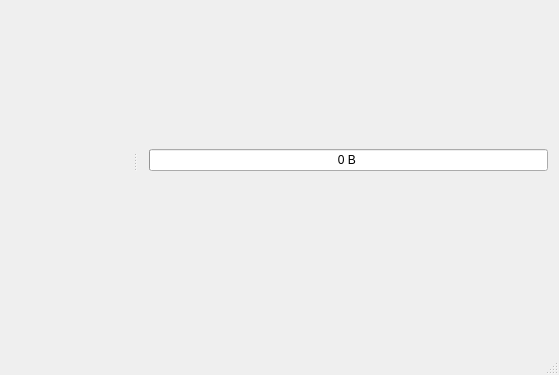
Old version of the form mainwindow.ui in the repository mishkoLitvin/ADC_Reader; both pictures show x 118 to 677 and y 132 to 507 of the 677 by 507 pixel window.
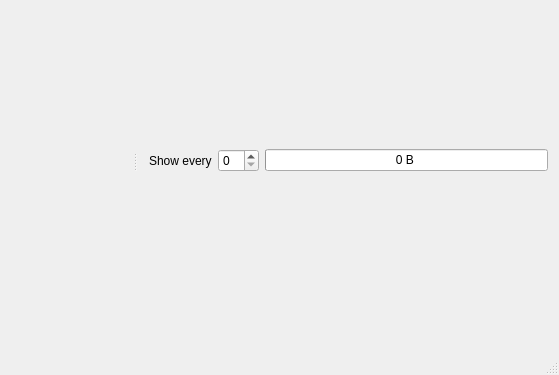
New version of the form. Icons and pictures are not drawn.

Commit message: Add data spaces spin box to ui

```diff
--- a/mainwindow.ui
+++ b/mainwindow.ui
@@ -14,11 +14,23 @@
    <string>Simple Terminal</string>
   </property>
   <widget class="QWidget" name="centralWidget">
-   <layout class="QVBoxLayout" name="verticalLayout_3" stretch="10,1">
+   <layout class="QVBoxLayout" name="verticalLayout">
     <item>
      <layout class="QVBoxLayout" name="graphicLayout"/>
     </item>
     <item>
+     <layout class="QHBoxLayout" name="horizontalLayout">
+      <item>
+       <widget class="QLabel" name="label">
+        <property name="text">
+         <string>Show every</string>
+        </property>
+       </widget>
+      </item>
+      <item>
+       <widget class="QSpinBox" name="spinBoxDataSpace"/>
+      </item>
+      <item>
      <widget class="QProgressBar" name="progressBar">
       <property name="maximum">
        <number>100</number>
@@ -30,6 +42,8 @@
        <string>%v B </string>
       </property>
      </widget>
+      </item>
+     </layout>
     </item>
    </layout>
   </widget>
```
Lines whose indentation alone changed are shown as unchanged. The commit also changes 8 other files.
